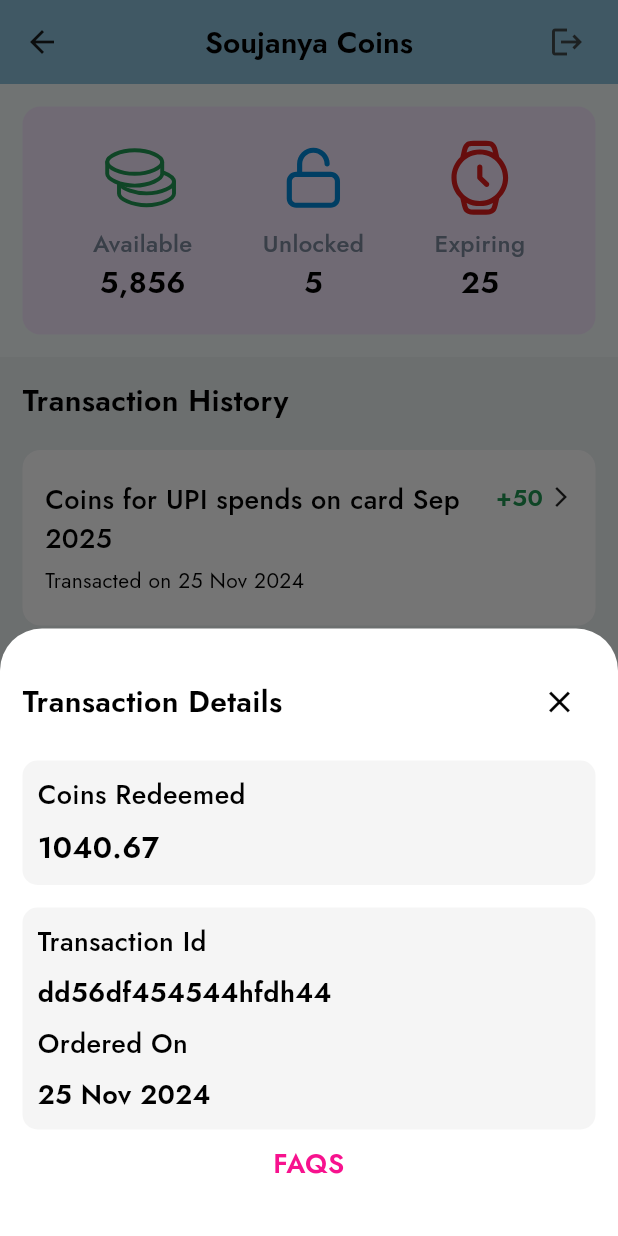
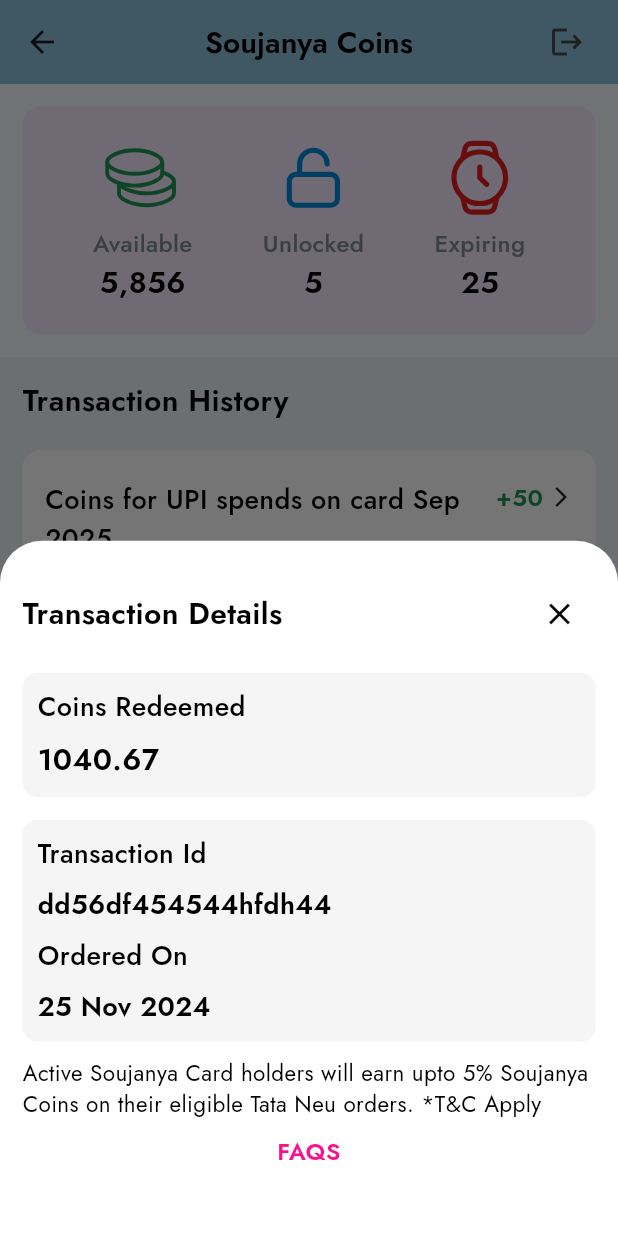
Before and after one commit to gitcoder-23/soujanya-coin-flutter, a Flutter app: the DashboardScreen screen opened directly, after a tap on "Coins for UPI spends on card Sep 2025", on a phone screen of 412 x 824 dp. Run offline on Flutter 3.47's test engine with Material 3 defaults, Android fonts, the phone set to English and light mode, and no system bars; our stand-ins replace dio, flutter_svg, get, shared_preferences; accounts and stored records are empty.

Commit message:
design updated

```diff
--- a/lib/initialize_app.dart
+++ b/lib/initialize_app.dart
@@ -55,7 +55,7 @@
     }
 
     return MaterialApp(
-      title: 'Soujanya',
+      title: 'Soujanya Coin',
       debugShowCheckedModeBanner: false,
 
       theme: ThemeData(
--- a/lib/pages/home_screen/dashboard_widgets/transaction_details_bottom_sheet.dart
+++ b/lib/pages/home_screen/dashboard_widgets/transaction_details_bottom_sheet.dart
@@ -34,6 +34,10 @@
             ],
           ),
           SizedBox(height: 15),
+          Expanded(
+            child: SingleChildScrollView(
+              child: Column(
+                children: [
                   Container(
                     margin: EdgeInsets.only(bottom: 15),
                     padding: EdgeInsets.symmetric(vertical: 10, horizontal: 10),
@@ -101,10 +105,19 @@
                   ),
 
                   SizedBox(height: 10),
+                  appNormalText(
+                    title:
+                        'Active Soujanya Card holders will earn upto 5% Soujanya Coins on their eligible Tata Neu orders. *T&C Apply',
+                    fontSize: 15,
+                    textColor: blackColor,
+                    textFontWeight: FontWeight.w400,
+                  ),
+
+                  SizedBox(height: 10),
                   Center(
                     child: appNormalText(
                       title: 'FAQS',
-              fontSize: 18,
+                      fontSize: 16,
                       textColor: pinkColor2,
                       textFontWeight: FontWeight.w600,
                       textAlign: TextAlign.center,
@@ -113,6 +126,10 @@
                   SizedBox(height: 20),
                 ],
               ),
+            ),
+          ),
+        ],
+      ),
     );
   }
 }
```
Lines whose indentation alone changed are shown as unchanged.
